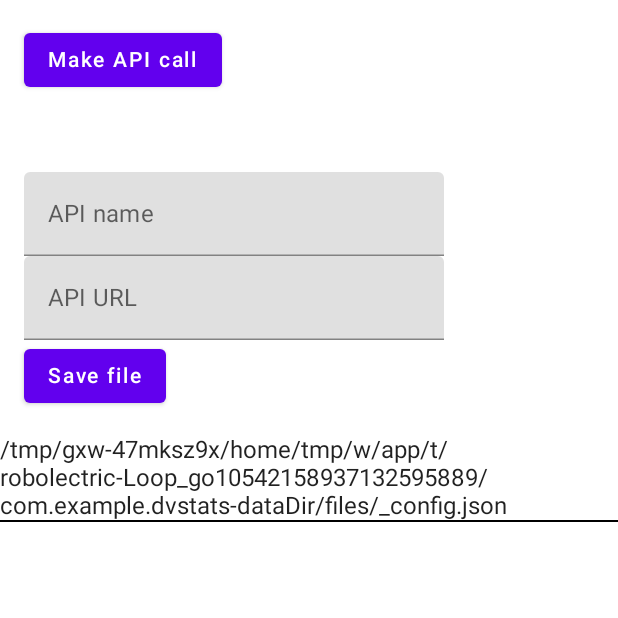
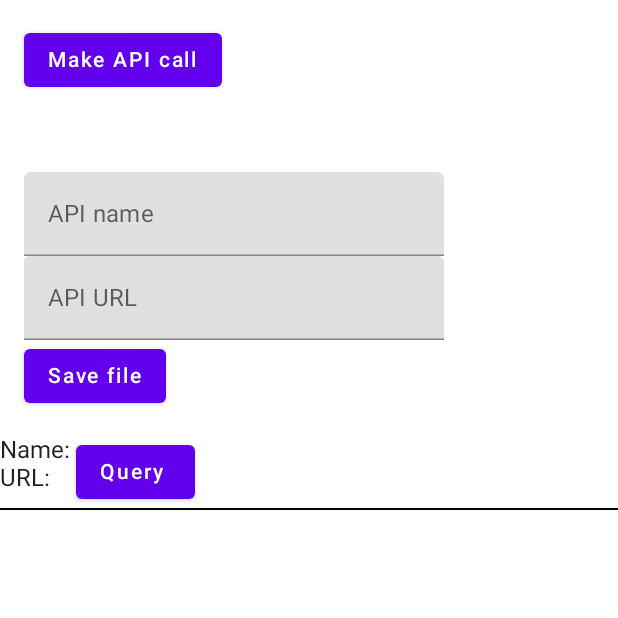
Before and after one commit to danevd-TCD/DVStats, an Android app built with Jetpack Compose: the composable MainApp shown on its own in the app's theme, after a tap on "Save file", on a phone screen of 412 x 824 dp, the top half of it. Run offline under Robolectric (Android 15) with nearby library versions, the phone set to English and light mode, and no system bars; libraries missing offline, so code that uses them is left out: com.github.kittinunf.fuel; 2 other taps on this screen came first.

Commit message:
incorporated Kotlin Serialization for json encode/decode

```diff
--- a/app/build.gradle
+++ b/app/build.gradle
@@ -1,6 +1,8 @@
 plugins {
     id 'com.android.application'
     id 'kotlin-android'
+    //id 'org.jetbrains.kotlin.jvm'// version '1.5.10'
+    id 'org.jetbrains.kotlin.plugin.serialization' version '1.5.10'
 }
 
 android {
@@ -66,6 +68,8 @@ dependencies {
     //for Coroutines
     implementation "com.github.kittinunf.fuel:fuel-coroutines:2.3.1"
 
+    //kotlin serialisation
+    implementation 'org.jetbrains.kotlinx:kotlinx-serialization-json:1.2.1'
     /*
     implementation 'com.squareup.retrofit2:retrofit:2.9.0'
     implementation 'com.squareup.retrofit2:converter-gson:2.7.2'
--- a/app/src/main/java/com/example/dvstats/MainActivity.kt
+++ b/app/src/main/java/com/example/dvstats/MainActivity.kt
@@ -36,7 +36,8 @@ import com.github.kittinunf.fuel.httpGet
 import kotlinx.coroutines.launch
 //import com.example.dvstats.MyApplication.Companion.appContext
 import java.io.File
-
+import kotlinx.serialization.*
+import kotlinx.serialization.json.*
 
 @Composable
 fun MainApp(names: List<String> = List(15) {"Hello user #$it"}, i_userFiles: List<String>? = getDataDirFiles( MainActivity.instance ))
@@ -68,6 +69,8 @@ fun MainApp(names: List<String> = List(15) {"Hello user #$it"}, i_userFiles: Lis
     }
 }
 
+
+
 class MainActivity : ComponentActivity() {
     companion object {
         lateinit var instance: MainActivity
@@ -92,10 +95,35 @@ fun writeTestText(inputFieldList:MutableList<String>){
     val file = File(MainActivity.instance.filesDir, filename)
     file.createNewFile()
     //writing json data here, code in syntax by hand or use gson/etc?
-    //DANGER!! Manually writing json syntax here, definitely use gson/Jsonreader after POC stage!!
-    file.writeText("{\n"+ "\"Name\":"+ "\"" + filename + "\",\n"+ "\"URL\":" + "\""+inputFieldList[1] +"\"" + "\n}")
+    //file.writeText("{\n"+ "\"Name\":"+ "\"" + filename + "\",\n"+ "\"URL\":" + "\""+inputFieldList[1] +"\"" + "\n}")
+    file.writeText(varsToJson(inputFieldList[0],inputFieldList[1]))
+}
 
+//https://github.com/Kotlin/kotlinx.serialization#android for original
+
+//define data class for json writing here
+@Serializable
+data class API_Json(val Name: String, val URL: String)
+
+//serialise input data from API_Json format into json data and return as string to print/write/etc
+fun varsToJson(name: String, url: String): String {
+    // Pass args and set up as data class for encoding
+    val data = API_Json(Name = name,URL = url)
+    val string = Json.encodeToString(data)
+
+    return string
 }
+
+//read a specified json file, return string? or maybe multiple vars? I dunno yet
+//n.b we decode using the same data class we encoded with in varsToJson
+
+fun readJson(fileLoc: String): API_Json {
+    val jsonFile = File(fileLoc).readText(Charsets.UTF_8) //read entire json file into a string
+    val JsonAsString = Json.decodeFromString<API_Json>(jsonFile) //parse json file
+    return JsonAsString
+    //can then access elements with JsonAsString.name or JsonAsString.language, i think?
+}
+
 
 //get all files in app filesDir
 fun getDataDirFiles(getFilesContext: Context): List<String> {
@@ -111,14 +139,28 @@ fun getDataDirFiles(getFilesContext: Context): List<String> {
     return fileList
 }
 
-
-
 //get all files in filesDir and make lazy columns
 @Composable
-fun DataList(userFiles: List<String>, modifier: Modifier = Modifier) {
+fun DataList(userFiles: List<String>, modifier: Modifier = Modifier)
+{
+    //val coroutineScope = rememberCoroutineScope()
+
     LazyColumn(modifier = modifier) {
         items(items = userFiles) { data ->
-            Text(text = data)
+            //Text(text = data)
+            Row(horizontalArrangement = Arrangement.SpaceBetween) {
+                val tempJsonObject = readJson(data)
+
+                //
+
+                //
+
+                Text(text = "Name: " + tempJsonObject.Name + "\nURL: " + tempJsonObject.URL)
+                Button(onClick = { }) {
+                    Text(text = "Query ${tempJsonObject.Name}")
+                }
+            }
+
             Divider(color = Color.Black)
         }
 
```
